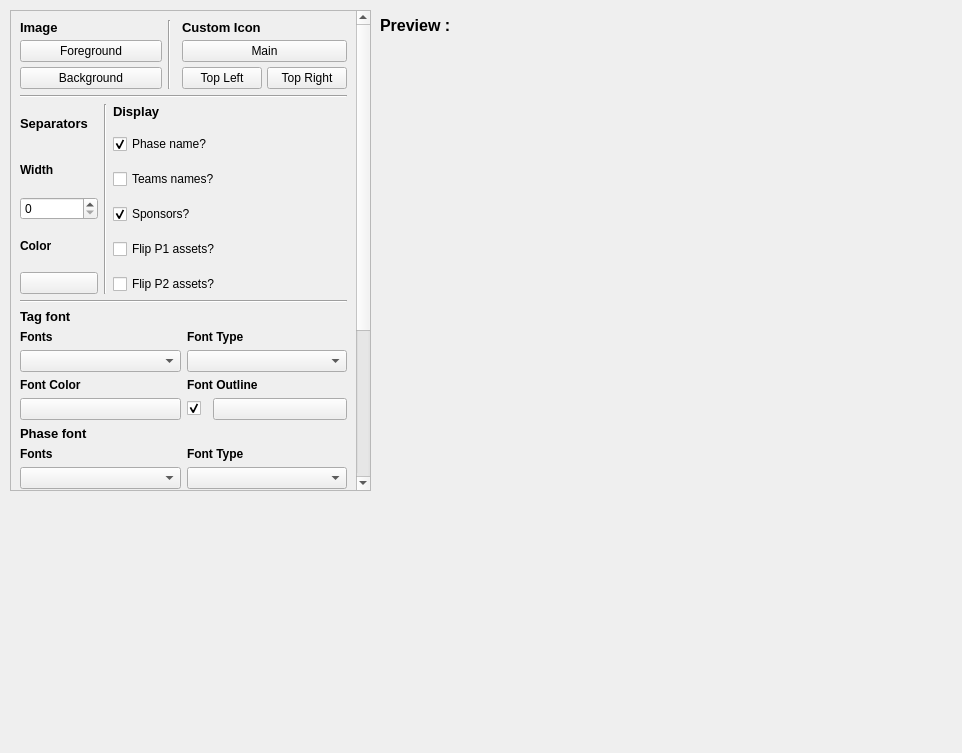
This is src/layout/TSHThumbnailSettings.ui in joaorb64/TournamentStreamHelper as Qt 5 draws it before an edit. The edited form follows.
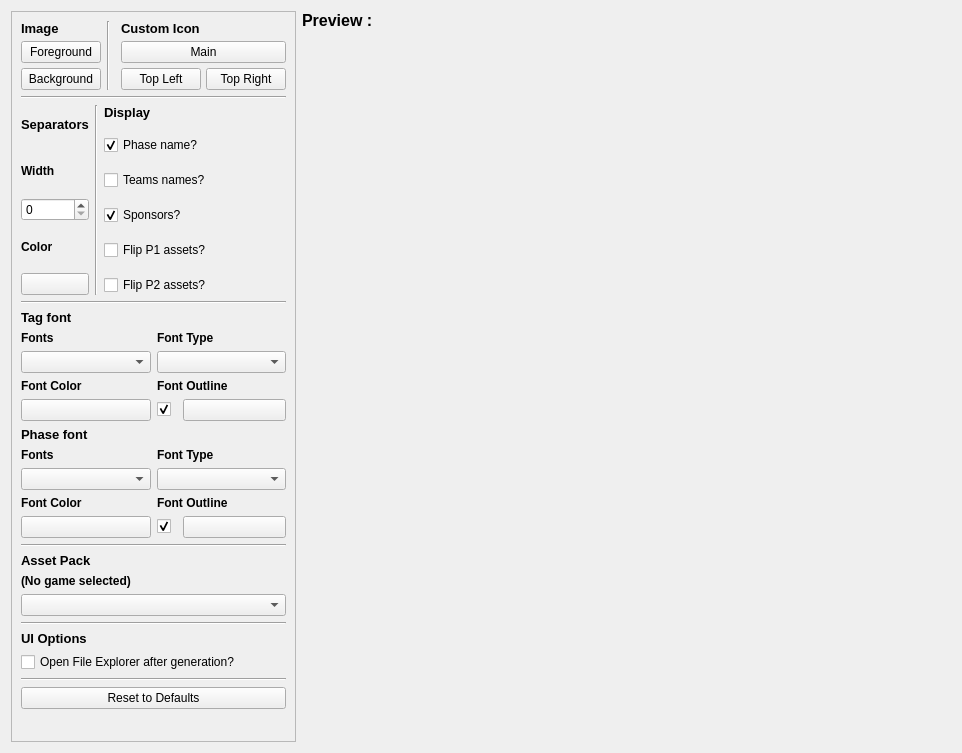
This is the edited form. Icons and pictures are not drawn.

Commit message: Fixes to Linux fonts, resize preview, generate accurate preview when possible

```diff
--- a/src/layout/TSHThumbnailSettings.ui
+++ b/src/layout/TSHThumbnailSettings.ui
@@ -13,46 +13,14 @@
   <property name="windowTitle">
    <string>Form</string>
   </property>
-  <widget class="QLabel" name="thumbnailPreview">
-   <property name="geometry">
-    <rect>
-     <x>380</x>
-     <y>40</y>
-     <width>640</width>
-     <height>360</height>
-    </rect>
-   </property>
-   <property name="text">
-    <string/>
-   </property>
-   <property name="pixmap">
-    <pixmap>../../out/thumbnails/sdfg-vs-sdfg-2022-03-15-17-31-18.jpg</pixmap>
-   </property>
-   <property name="scaledContents">
-    <bool>true</bool>
-   </property>
-  </widget>
-  <widget class="QLabel" name="label">
-   <property name="geometry">
-    <rect>
-     <x>380</x>
-     <y>10</y>
-     <width>101</width>
-     <height>31</height>
-    </rect>
-   </property>
-   <property name="text">
-    <string>&lt;html&gt;&lt;head/&gt;&lt;body&gt;&lt;p&gt;&lt;span style=&quot; font-size:12pt; font-weight:700;&quot;&gt;Preview :&lt;/span&gt;&lt;/p&gt;&lt;/body&gt;&lt;/html&gt;</string>
-   </property>
-  </widget>
+  <layout class="QHBoxLayout" name="horizontalLayout_8">
+   <item>
   <widget class="QScrollArea" name="scrollArea">
-   <property name="geometry">
-    <rect>
-     <x>10</x>
-     <y>10</y>
-     <width>361</width>
-     <height>481</height>
-    </rect>
+     <property name="sizePolicy">
+      <sizepolicy hsizetype="Minimum" vsizetype="Expanding">
+       <horstretch>0</horstretch>
+       <verstretch>0</verstretch>
+      </sizepolicy>
    </property>
    <property name="widgetResizable">
     <bool>true</bool>
@@ -62,8 +30,8 @@
      <rect>
       <x>0</x>
       <y>0</y>
-      <width>338</width>
-      <height>678</height>
+        <width>302</width>
+        <height>811</height>
      </rect>
     </property>
     <layout class="QVBoxLayout" name="verticalLayout_6">
@@ -622,6 +590,30 @@
     </layout>
    </widget>
   </widget>
+   </item>
+   <item>
+    <layout class="QVBoxLayout" name="verticalLayout_10">
+     <item>
+      <widget class="QLabel" name="label">
+       <property name="text">
+        <string>&lt;html&gt;&lt;head/&gt;&lt;body&gt;&lt;p&gt;&lt;span style=&quot; font-size:12pt; font-weight:700;&quot;&gt;Preview :&lt;/span&gt;&lt;/p&gt;&lt;/body&gt;&lt;/html&gt;</string>
+       </property>
+      </widget>
+     </item>
+     <item>
+      <widget class="QWidget" name="thumbnailPreview" native="true">
+       <property name="sizePolicy">
+        <sizepolicy hsizetype="Expanding" vsizetype="Expanding">
+         <horstretch>0</horstretch>
+         <verstretch>0</verstretch>
+        </sizepolicy>
+       </property>
+       <layout class="QVBoxLayout" name="verticalLayout_12"/>
+      </widget>
+     </item>
+    </layout>
+   </item>
+  </layout>
  </widget>
  <resources/>
  <connections/>
```
Lines whose indentation alone changed are shown as unchanged. The commit also changes 3 other files.
